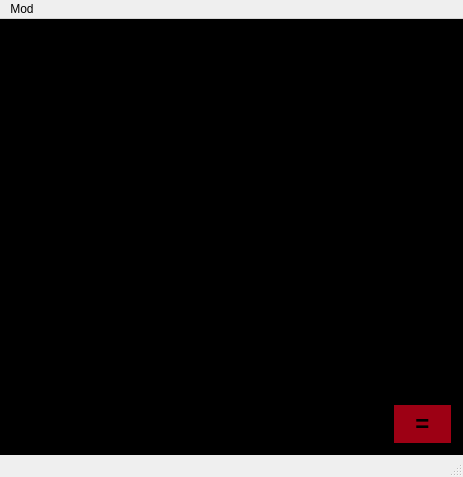
Above: src/calc_qt/calc.ui from kolesnikoff17/s21_calc before the change. Below: the same form after it.
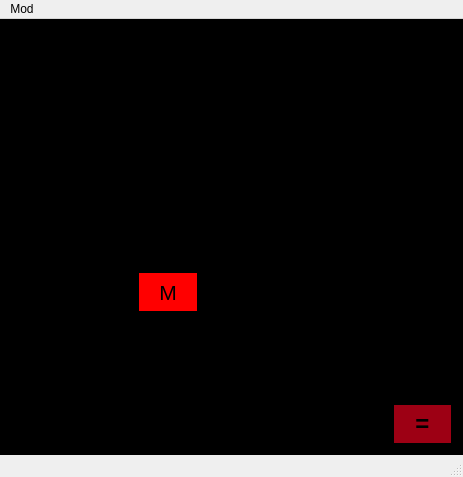
That is the form after the change.

Diff of the .ui file:
```diff
--- a/src/calc_qt/calc.ui
+++ b/src/calc_qt/calc.ui
@@ -490,7 +490,7 @@
       </property>
       <property name="styleSheet">
        <string notr="true">QPushButton {
-	background-color: black;
+	background-color: red;
 	border: 1px #ffffff;
 }
 
```
